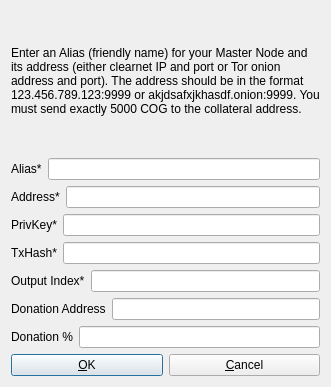
This is src/qt/forms/addeditadrenalinenode.ui in Alex38q/cognitio as Qt 5 draws it before an edit. The edited form follows.
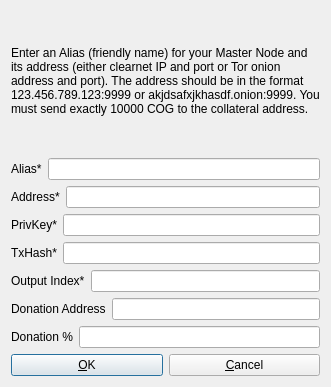
This is the edited form.

Diff of the .ui file:
```diff
--- a/src/qt/forms/addeditadrenalinenode.ui
+++ b/src/qt/forms/addeditadrenalinenode.ui
@@ -26,7 +26,7 @@
       </sizepolicy>
      </property>
      <property name="text">
-      <string>&lt;html&gt;&lt;head/&gt;&lt;body&gt;&lt;p&gt;Enter an Alias (friendly name) for your Master Node and its address (either clearnet IP and port or Tor onion address and port). The address should be in the format 123.456.789.123:9999 or akjdsafxjkhasdf.onion:9999. You must send exactly 5000 COG to the collateral address.&lt;/p&gt;&lt;/body&gt;&lt;/html&gt;</string>
+      <string>&lt;html&gt;&lt;head/&gt;&lt;body&gt;&lt;p&gt;Enter an Alias (friendly name) for your Master Node and its address (either clearnet IP and port or Tor onion address and port). The address should be in the format 123.456.789.123:9999 or akjdsafxjkhasdf.onion:9999. You must send exactly 10000 COG to the collateral address.&lt;/p&gt;&lt;/body&gt;&lt;/html&gt;</string>
      </property>
      <property name="wordWrap">
       <bool>true</bool>
```
